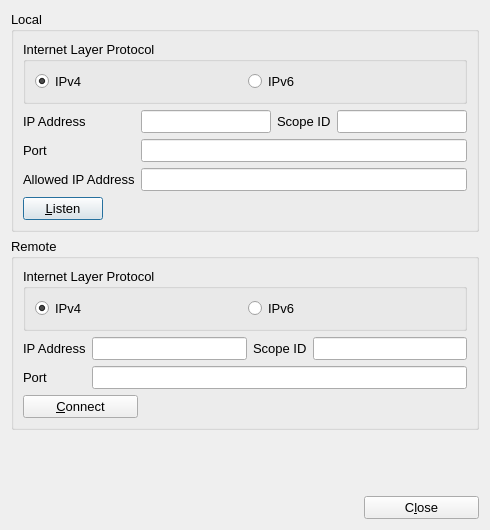
textbrowser/qtchess, file UI/setupDialog.ui: the form before one commit.
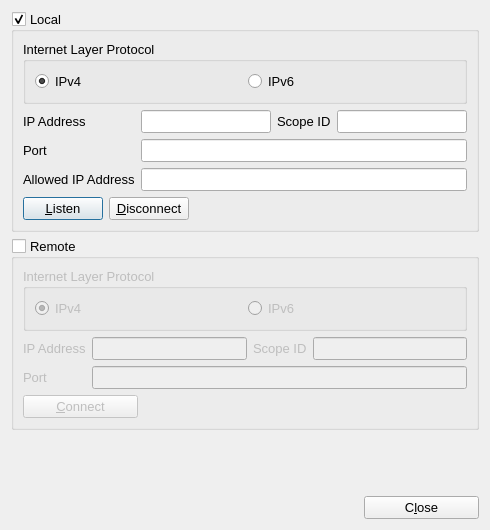
The form after the commit. Icons and pictures are not drawn.

Commit message: Single sockets.

```diff
--- a/UI/setupDialog.ui
+++ b/UI/setupDialog.ui
@@ -34,6 +34,9 @@
      <property name="title">
       <string>Local</string>
      </property>
+     <property name="checkable">
+      <bool>true</bool>
+     </property>
      <layout class="QVBoxLayout" name="verticalLayout">
       <item>
        <widget class="QGroupBox" name="groupBox">
@@ -137,6 +140,13 @@
           </property>
          </widget>
         </item>
+        <item>
+         <widget class="QPushButton" name="disconnect">
+          <property name="text">
+           <string>&amp;Disconnect</string>
+          </property>
+         </widget>
+        </item>
         <item>
          <spacer name="horizontalSpacer">
           <property name="orientation">
@@ -160,6 +170,12 @@
      <property name="title">
       <string>Remote</string>
      </property>
+     <property name="checkable">
+      <bool>true</bool>
+     </property>
+     <property name="checked">
+      <bool>false</bool>
+     </property>
      <layout class="QVBoxLayout" name="verticalLayout_2">
       <item>
        <widget class="QGroupBox" name="groupBox_4">
```
Left out of the diff: 3 changed lines with no effect on the pictures. The commit also changes 2 other files.
